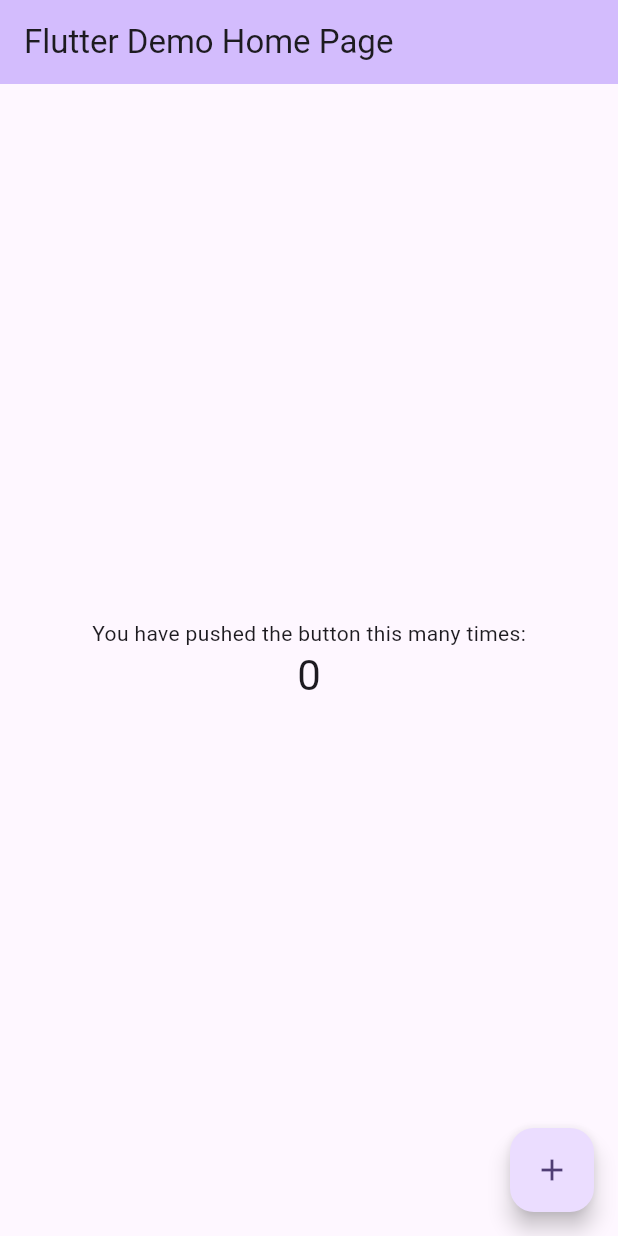
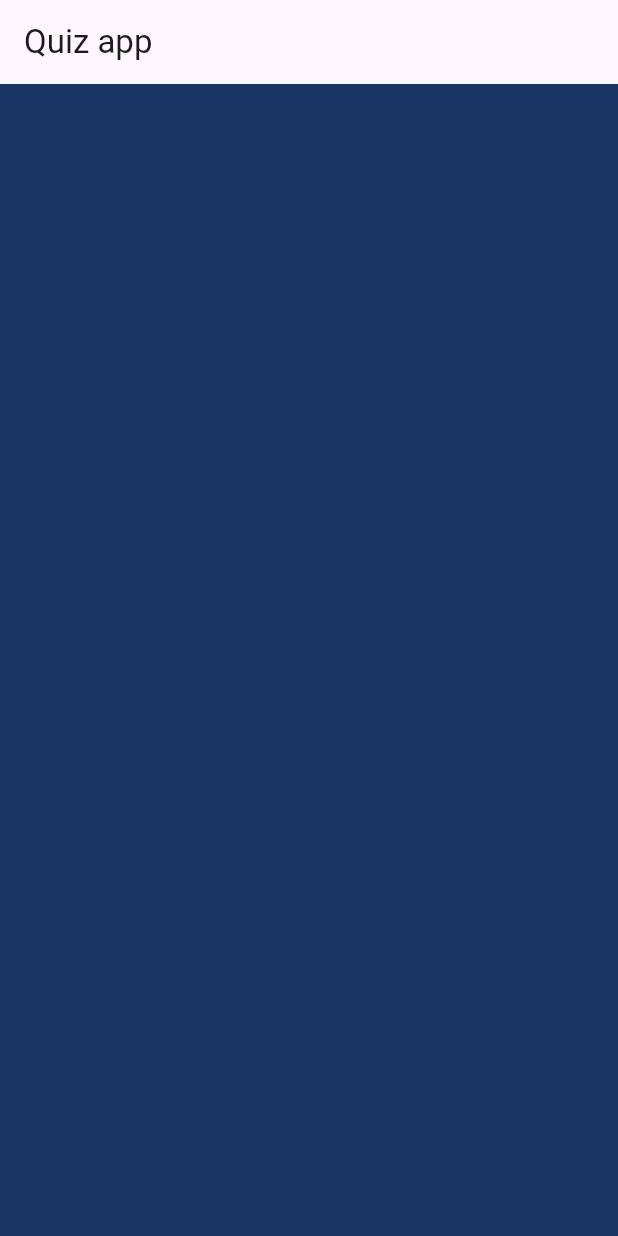
Before and after one commit to Nguyenthanh0511/Flutter-MobileApp, a Flutter app: the screen it shows after launch, on a phone screen of 412 x 824 dp. Run offline on Flutter 3.47's test engine with Material 3 defaults, Android fonts, the phone set to English and light mode, and no system bars.

Commit message:
home page

```diff
--- /dev/null
+++ b/lib/constants.dart
@@ -0,0 +1,9 @@
+import 'package:flutter/material.dart';
+
+const Color correct = Color(0xFF32AB58);
+
+const Color incorrect = Color(0xFFAB3232);
+
+const Color neutral = Color(0xFFE7E7E7);
+//set background color
+const Color background = Color(0xFF1A3464);
--- a/lib/main.dart
+++ b/lib/main.dart
@@ -1,125 +1,19 @@
 import 'package:flutter/material.dart';
+import 'package:quizapp/screens/home_screen.dart';
+void main(){
+  runApp(
+    const MyApp(), // will create thís below
 
-void main() {
-  runApp(const MyApp());
+  );
 }
+class MyApp extends StatelessWidget{
+  const MyApp({Key? key}) : super(key:key);
 
-class MyApp extends StatelessWidget {
-  const MyApp({super.key});
-
-  // This widget is the root of your application.
   @override
   Widget build(BuildContext context) {
-    return MaterialApp(
-      title: 'Flutter Demo',
-      theme: ThemeData(
-        // This is the theme of your application.
-        //
-        // TRY THIS: Try running your application with "flutter run". You'll see
-        // the application has a purple toolbar. Then, without quitting the app,
-        // try changing the seedColor in the colorScheme below to Colors.green
-        // and then invoke "hot reload" (save your changes or press the "hot
-        // reload" button in a Flutter-supported IDE, or press "r" if you used
-        // the command line to start the app).
-        //
-        // Notice that the counter didn't reset back to zero; the application
-        // state is not lost during the reload. To reset the state, use hot
-        // restart instead.
-        //
-        // This works for code too, not just values: Most code changes can be
-        // tested with just a hot reload.
-        colorScheme: ColorScheme.fromSeed(seedColor: Colors.deepPurple),
-        useMaterial3: true,
-      ),
-      home: const MyHomePage(title: 'Flutter Demo Home Page'),
+    return const MaterialApp(
+      debugShowCheckedModeBanner: false,
+      home : HomeScreen(),
     );
   }
 }
-
-class MyHomePage extends StatefulWidget {
-  const MyHomePage({super.key, required this.title});
-
-  // This widget is the home page of your application. It is stateful, meaning
-  // that it has a State object (defined below) that contains fields that affect
-  // how it looks.
-
-  // This class is the configuration for the state. It holds the values (in this
-  // case the title) provided by the parent (in this case the App widget) and
-  // used by the build method of the State. Fields in a Widget subclass are
-  // always marked "final".
-
-  final String title;
-
-  @override
-  State<MyHomePage> createState() => _MyHomePageState();
-}
-
-class _MyHomePageState extends State<MyHomePage> {
-  int _counter = 0;
-
-  void _incrementCounter() {
-    setState(() {
-      // This call to setState tells the Flutter framework that something has
-      // changed in this State, which causes it to rerun the build method below
-      // so that the display can reflect the updated values. If we changed
-      // _counter without calling setState(), then the build method would not be
-      // called again, and so nothing would appear to happen.
-      _counter++;
-    });
-  }
-
-  @override
-  Widget build(BuildContext context) {
-    // This method is rerun every time setState is called, for instance as done
-    // by the _incrementCounter method above.
-    //
-    // The Flutter framework has been optimized to make rerunning build methods
-    // fast, so that you can just rebuild anything that needs updating rather
-    // than having to individually change instances of widgets.
-    return Scaffold(
-      appBar: AppBar(
-        // TRY THIS: Try changing the color here to a specific color (to
-        // Colors.amber, perhaps?) and trigger a hot reload to see the AppBar
-        // change color while the other colors stay the same.
-        backgroundColor: Theme.of(context).colorScheme.inversePrimary,
-        // Here we take the value from the MyHomePage object that was created by
-        // the App.build method, and use it to set our appbar title.
-        title: Text(widget.title),
-      ),
-      body: Center(
-        // Center is a layout widget. It takes a single child and positions it
-        // in the middle of the parent.
-        child: Column(
-          // Column is also a layout widget. It takes a list of children and
-          // arranges them vertically. By default, it sizes itself to fit its
-          // children horizontally, and tries to be as tall as its parent.
-          //
-          // Column has various properties to control how it sizes itself and
-          // how it positions its children. Here we use mainAxisAlignment to
-          // center the children vertically; the main axis here is the vertical
-          // axis because Columns are vertical (the cross axis would be
-          // horizontal).
-          //
-          // TRY THIS: Invoke "debug painting" (choose the "Toggle Debug Paint"
-          // action in the IDE, or press "p" in the console), to see the
-          // wireframe for each widget.
-          mainAxisAlignment: MainAxisAlignment.center,
-          children: <Widget>[
-            const Text(
-              'You have pushed the button this many times:',
-            ),
-            Text(
-              '$_counter',
-              style: Theme.of(context).textTheme.headlineMedium,
-            ),
-          ],
-        ),
-      ),
-      floatingActionButton: FloatingActionButton(
-        onPressed: _incrementCounter,
-        tooltip: 'Increment',
-        child: const Icon(Icons.add),
-      ), // This trailing comma makes auto-formatting nicer for build methods.
-    );
-  }
-}
--- /dev/null
+++ b/lib/model/question_model.dart
@@ -0,0 +1,23 @@
+
+class Question{
+
+  final String id;
+  //every question will have a title and the question itself
+  final String title;
+  //every question will have option
+  final Map<String,String> options;
+
+  //options will be like ( 1 true , 2 false ) = something like these
+
+  Question ({
+    required this.id,
+    required this.title,
+    required this.options,
+
+  });
+  // override the toString method to print the question on console
+  @override
+  String toString(){
+    return 'Question(id : $id , title : $title , options : $options)';
+  }
+}
--- /dev/null
+++ b/lib/screens/home_screen.dart
@@ -0,0 +1,43 @@
+import 'package:flutter/material.dart';
+import 'package:quizapp/constants.dart';
+import 'package:quizapp/model/question_model.dart';
+//create the HomeScreen widget
+//I'm talking the Stateful widget because it's going to be our parent widget and all the functions
+//and variables will be in this widget so we need to change state of our widget .
+class HomeScreen extends StatefulWidget{
+  const HomeScreen({Key? key}) : super(key:key);
+
+  @override
+  _HomeScreenState createState() => _HomeScreenState();
+
+}
+
+class _HomeScreenState extends State<HomeScreen> {
+  // List<Question> _questions = [
+  //   Question(
+  //     id:'10',
+  //     title: 'wwhat is 1 + 3 ?',
+  //     options :{'5',false , '30':false , '4' : true , '10':false},
+  //   ),
+  //   Question(
+  //     id:'11',
+  //     title: 'wwhat is 5 + 2 ?',
+  //     options :{'6',false , '20':false , '7' : true , '10':false},
+  //   ),
+
+
+  // ]
+
+
+  @override
+  Widget build(BuildContext context) {
+    return Scaffold(
+      backgroundColor: background,
+      appBar: AppBar(
+        title: const Text('Quiz app'),
+        // backgroundColor: background,
+        shadowColor: Color.fromRGBO(0, 0, 0, 0.0), // Setting alpha to 0.0 makes it transparent
+      ),
+    );
+  }
+}
```
Also changed, not shown: lib/instructions.txt (added).
